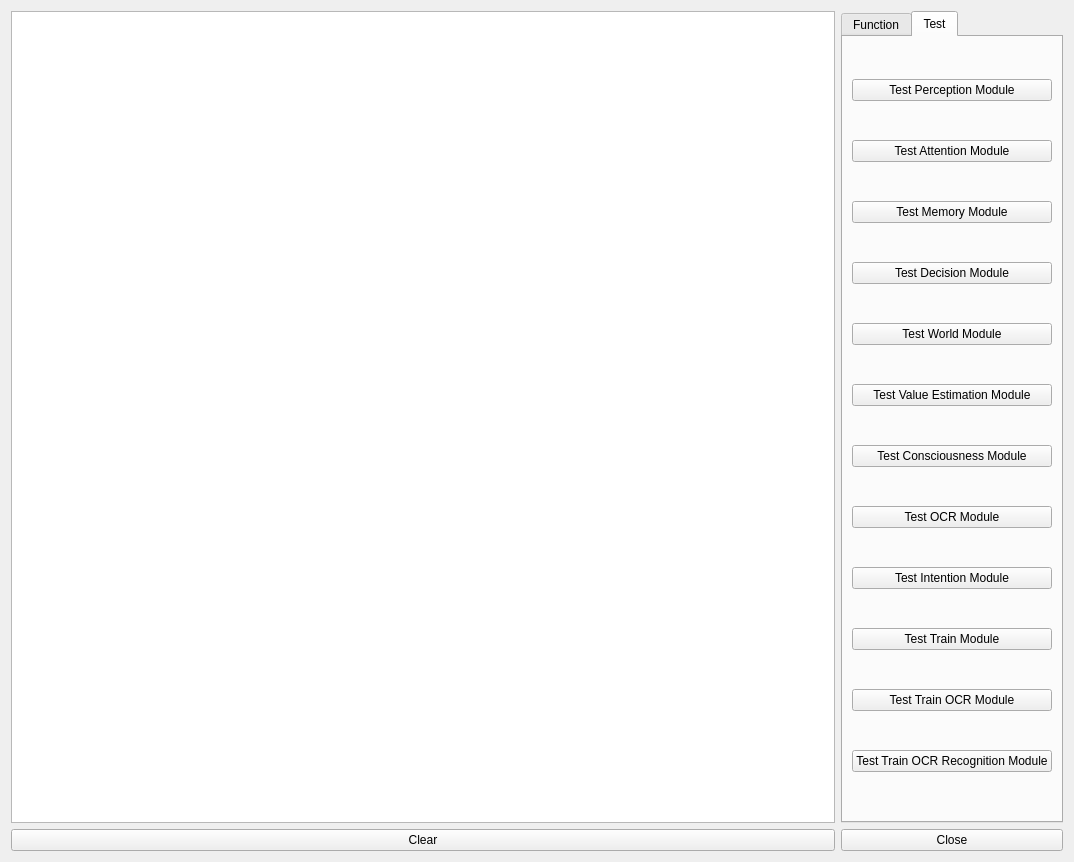
yhlmaybe/Intelligent-Robot-System, file IRSGUI/BrainDeepLearnForm.ui: the form before one commit.
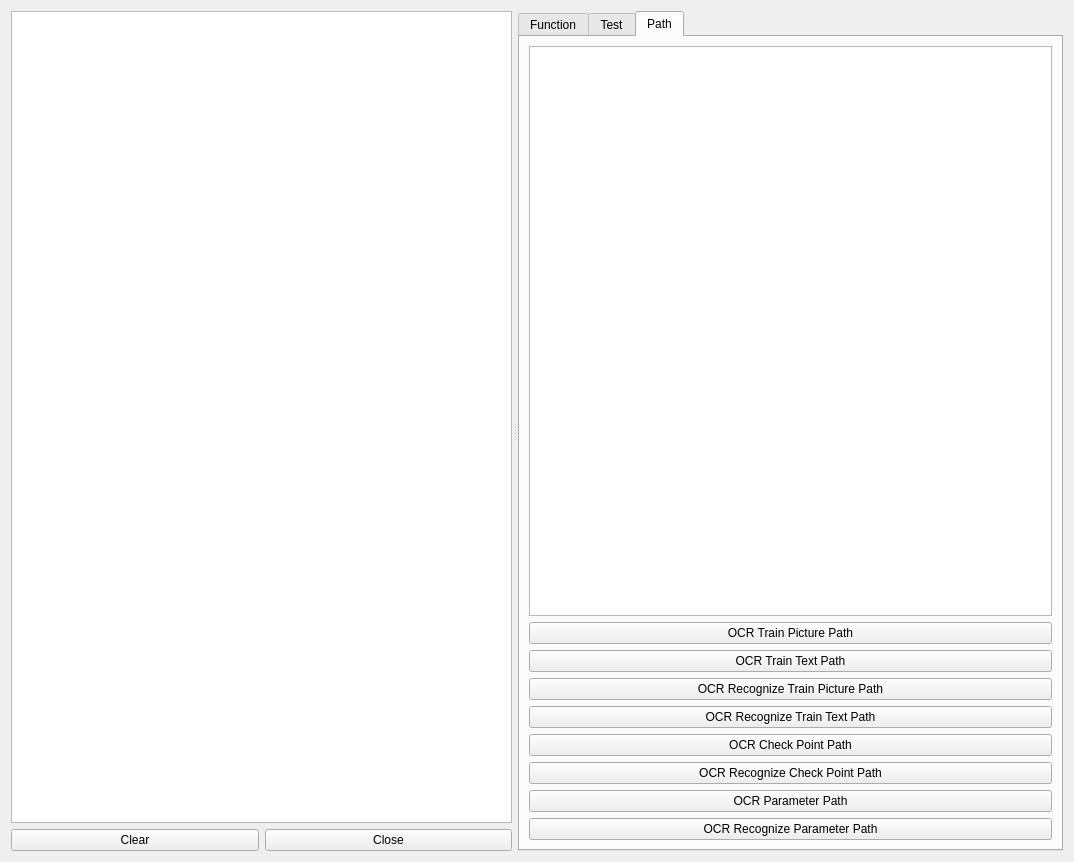
The form after the commit.

Commit message: add UI button function, optimize interaction logic

```diff
--- a/IRSGUI/BrainDeepLearnForm.ui
+++ b/IRSGUI/BrainDeepLearnForm.ui
@@ -17,31 +17,52 @@
    <string>BrainDeepLearnForm</string>
   </property>
   <layout class="QGridLayout" name="gridLayout">
-   <item row="2" column="1" colspan="2">
-    <widget class="QPushButton" name="close_pushButton">
-     <property name="text">
-      <string>Close</string>
+   <item row="0" column="0" colspan="3">
+    <widget class="QSplitter" name="horizontalSplitter">
+     <property name="orientation">
+      <enum>Qt::Horizontal</enum>
+     </property>
+     <property name="childrenCollapsible">
+      <bool>false</bool>
+     </property>
+     <property name="handleWidth">
+      <number>6</number>
+     </property>
+     <widget class="QWidget" name="leftPanelWidget">
+      <layout class="QVBoxLayout" name="verticalLayout">
+       <item>
+        <widget class="QTextBrowser" name="message_textBrowser">
+         <property name="sizePolicy">
+          <sizepolicy hsizetype="Expanding" vsizetype="Expanding">
+           <horstretch>0</horstretch>
+           <verstretch>0</verstretch>
+          </sizepolicy>
      </property>
     </widget>
    </item>
-   <item row="0" column="0">
+       <item>
     <layout class="QHBoxLayout" name="horizontalLayout">
      <item>
-      <widget class="QTextBrowser" name="message_textBrowser"/>
-     </item>
-    </layout>
-   </item>
-   <item row="2" column="0">
     <widget class="QPushButton" name="clear_pushButton">
      <property name="text">
       <string>Clear</string>
      </property>
     </widget>
    </item>
-   <item row="0" column="1" colspan="2">
+         <item>
+          <widget class="QPushButton" name="close_pushButton">
+           <property name="text">
+            <string>Close</string>
+           </property>
+          </widget>
+         </item>
+        </layout>
+       </item>
+      </layout>
+     </widget>
     <widget class="QTabWidget" name="tabWidget">
      <property name="sizePolicy">
-      <sizepolicy hsizetype="Fixed" vsizetype="Expanding">
+       <sizepolicy hsizetype="Expanding" vsizetype="Expanding">
        <horstretch>0</horstretch>
        <verstretch>0</verstretch>
       </sizepolicy>
@@ -53,7 +74,7 @@
       </size>
      </property>
      <property name="currentIndex">
-      <number>1</number>
+       <number>2</number>
      </property>
      <widget class="QWidget" name="tab_Function">
       <attribute name="title">
@@ -232,6 +253,73 @@
         </widget>
        </item>
       </layout>
+      </widget>
+      <widget class="QWidget" name="tab">
+       <attribute name="title">
+        <string>Path</string>
+       </attribute>
+       <layout class="QGridLayout" name="gridLayout_3">
+        <item row="1" column="0">
+         <widget class="QPushButton" name="OCRTrainPicture_pushButton">
+          <property name="text">
+           <string>OCR Train Picture Path</string>
+          </property>
+         </widget>
+        </item>
+        <item row="3" column="0">
+         <widget class="QPushButton" name="OCRTrainText_pushButton">
+          <property name="text">
+           <string>OCR Train Text Path</string>
+          </property>
+         </widget>
+        </item>
+        <item row="0" column="0">
+         <widget class="QTextBrowser" name="path_textBrowser"/>
+        </item>
+        <item row="4" column="0">
+         <widget class="QPushButton" name="OCRRecognizeTrainPicture_pushButton">
+          <property name="text">
+           <string>OCR Recognize Train Picture Path</string>
+          </property>
+         </widget>
+        </item>
+        <item row="5" column="0">
+         <widget class="QPushButton" name="OCRRecognizeTrainText_pushButton">
+          <property name="text">
+           <string>OCR Recognize Train Text Path</string>
+          </property>
+         </widget>
+        </item>
+        <item row="6" column="0">
+         <widget class="QPushButton" name="OCRCheckPoint_pushButton">
+          <property name="text">
+           <string>OCR Check Point Path</string>
+          </property>
+         </widget>
+        </item>
+        <item row="7" column="0">
+         <widget class="QPushButton" name="OCRRecognizeCheckPoint_pushButton">
+          <property name="text">
+           <string>OCR Recognize Check Point Path</string>
+          </property>
+         </widget>
+        </item>
+        <item row="8" column="0">
+         <widget class="QPushButton" name="OCRParameter_pushButton">
+          <property name="text">
+           <string>OCR Parameter Path</string>
+          </property>
+         </widget>
+        </item>
+        <item row="9" column="0">
+         <widget class="QPushButton" name="OCRRecognizeParameter_pushButton">
+          <property name="text">
+           <string>OCR Recognize Parameter Path</string>
+          </property>
+         </widget>
+        </item>
+       </layout>
+      </widget>
      </widget>
     </widget>
    </item>
```
Lines whose indentation alone changed are shown as unchanged. The commit also changes 15 other files.
